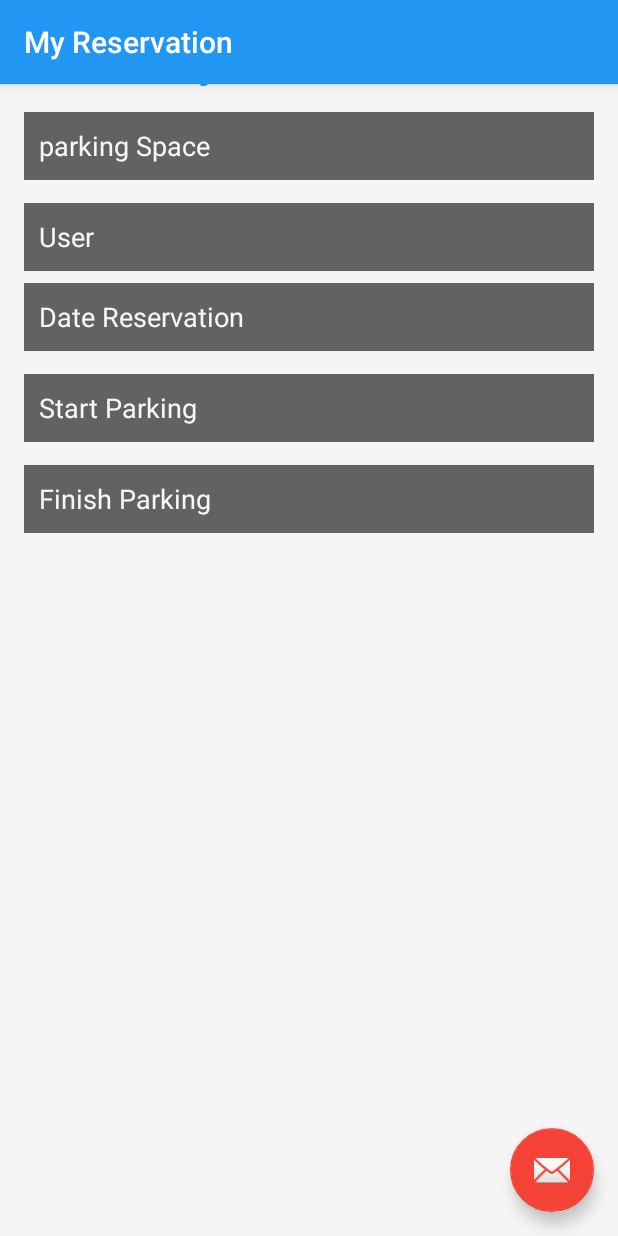
After one commit to emelgarejo/AppParkingReservation, an Android app: the ReservationActivity screen opened directly, with no data from a screen before it, on a phone screen of 412 x 824 dp. The commit adds this screen. Run offline under Robolectric (Android 15) with nearby library versions, the phone set to English and light mode, and no system bars; 1 statement that could not run was skipped.

Commit message:
login implementation se agrego el inciio de activity Reservation

```diff
--- a/app/src/main/java/pe/edu/upc/appparkingreservation/activity/LoginActivity.java
+++ b/app/src/main/java/pe/edu/upc/appparkingreservation/activity/LoginActivity.java
@@ -232,7 +232,7 @@ public class LoginActivity extends AppCompatActivity {
 
             if (success) {
                 //finish();
-                startActivity(new Intent(LoginActivity.this, MapsActivity.class));
+                startActivity(new Intent(LoginActivity.this, MainActivity.class));
             } else {
                 mPasswordView.setError(getString(R.string.error_incorrect_password));
                 mPasswordView.requestFocus();
--- /dev/null
+++ b/app/src/main/java/pe/edu/upc/appparkingreservation/activity/ReservationActivity.java
@@ -0,0 +1,31 @@
+package pe.edu.upc.appparkingreservation.activity;
+
+import android.os.Bundle;
+import android.support.design.widget.FloatingActionButton;
+import android.support.design.widget.Snackbar;
+import android.support.v7.app.AppCompatActivity;
+import android.support.v7.widget.Toolbar;
+import android.view.View;
+
+import pe.edu.upc.appparkingreservation.R;
+
+public class ReservationActivity extends AppCompatActivity {
+
+    @Override
+    protected void onCreate(Bundle savedInstanceState) {
+        super.onCreate(savedInstanceState);
+        setContentView(R.layout.activity_reservation);
+        Toolbar toolbar = (Toolbar) findViewById(R.id.toolbar);
+        setSupportActionBar(toolbar);
+
+        FloatingActionButton fab = (FloatingActionButton) findViewById(R.id.fab);
+        fab.setOnClickListener(new View.OnClickListener() {
+            @Override
+            public void onClick(View view) {
+                Snackbar.make(view, "Replace with your own action", Snackbar.LENGTH_LONG)
+                        .setAction("Action", null).show();
+            }
+        });
+    }
+
+}
--- a/app/src/main/res/drawable/side_nav_bar.xml
+++ b/app/src/main/res/drawable/side_nav_bar.xml
@@ -2,8 +2,8 @@
     android:shape="rectangle">
     <gradient
         android:angle="135"
-        android:centerColor="#4CAF50"
-        android:endColor="#2E7D32"
-        android:startColor="#81C784"
+        android:centerColor="#47a1e1"
+        android:endColor="#416fda"
+        android:startColor="#8bd5f7"
         android:type="linear" />
 </shape>
--- /dev/null
+++ b/app/src/main/res/layout/activity_reservation.xml
@@ -0,0 +1,150 @@
+<?xml version="1.0" encoding="utf-8"?>
+<android.support.design.widget.CoordinatorLayout
+    xmlns:android="http://schemas.android.com/apk/res/android"
+    xmlns:app="http://schemas.android.com/apk/res-auto"
+    xmlns:tools="http://schemas.android.com/tools"
+    android:layout_width="match_parent"
+    android:layout_height="match_parent"
+    android:fitsSystemWindows="true"
+    tools:context="pe.edu.upc.appparkingreservation.activity.ReservationActivity">
+
+    <android.support.design.widget.AppBarLayout
+        android:layout_width="match_parent"
+        android:layout_height="wrap_content"
+        android:theme="@style/AppTheme.AppBarOverlay">
+
+        <android.support.v7.widget.Toolbar
+            android:id="@+id/toolbar"
+            android:layout_width="match_parent"
+            android:layout_height="?attr/actionBarSize"
+            android:background="?attr/colorPrimary"
+            app:popupTheme="@style/AppTheme.PopupOverlay" />
+
+    </android.support.design.widget.AppBarLayout>
+
+    <include layout="@layout/content_reservation" />
+
+    <android.support.design.widget.FloatingActionButton
+        android:id="@+id/fab"
+        android:layout_width="wrap_content"
+        android:layout_height="wrap_content"
+        android:layout_gravity="bottom|end"
+        android:layout_margin="@dimen/fab_margin"
+        android:src="@android:drawable/ic_dialog_email" />
+    <LinearLayout
+        android:layout_width="match_parent"
+        android:layout_height="match_parent"
+        android:background="@color/colorGrey"
+        android:orientation="vertical"
+        android:paddingBottom="@dimen/activity_vertical_margin"
+        android:paddingLeft="@dimen/activity_horizontal_margin"
+        android:paddingRight="@dimen/activity_horizontal_margin"
+        android:paddingTop="@dimen/activity_vertical_margin">
+
+        <ProgressBar
+            android:id="@+id/login_progress"
+            style="?android:attr/progressBarStyleLarge"
+            android:layout_width="wrap_content"
+            android:layout_height="wrap_content"
+            android:layout_gravity="center_horizontal"
+            android:layout_marginBottom="8dp"
+            android:visibility="gone" />
+
+        <ScrollView
+            android:id="@+id/reservation_form"
+            android:layout_width="match_parent"
+            android:layout_height="match_parent">
+
+            <LinearLayout
+                android:id="@+id/my_reservation_form"
+                android:layout_width="match_parent"
+                android:layout_height="match_parent"
+                android:orientation="vertical">
+
+
+                <TextView
+                    android:id="@+id/imageView3"
+                    android:layout_width="wrap_content"
+                    android:layout_height="wrap_content"
+                    android:layout_gravity="center_horizontal"
+                    android:layout_marginTop="5dp"
+                    android:text="My Reservation"
+                    android:textAppearance="?android:attr/textAppearanceMedium"
+                    android:textColor="@color/colorPrimary"
+                    android:textSize="28dp"
+                    android:textStyle="bold" />
+
+                <EditText
+                    android:id="@+id/txtparkingSpaceID"
+                    android:layout_width="match_parent"
+                    android:layout_height="45dp"
+                    android:layout_gravity="center_horizontal"
+                    android:layout_marginTop="15dp"
+                    android:background="@drawable/bg_edittextddd"
+                    android:ems="10"
+                    android:hint="parking Space"
+                    android:inputType="textPersonName"
+                    android:paddingLeft="10dp"
+                    android:textColor="@color/abc_primary_text_material_dark"
+                    android:textColorHint="@color/colorForeWhite" />
+
+                <EditText
+                    android:id="@+id/txtuserID"
+                    android:layout_width="match_parent"
+                    android:layout_height="45dp"
+                    android:layout_gravity="center_horizontal"
+                    android:layout_marginTop="15dp"
+                    android:background="@drawable/bg_edittextddd"
+                    android:ems="10"
+                    android:hint="User"
+                    android:inputType="text"
+                    android:paddingLeft="10dp"
+                    android:textColor="@color/abc_primary_text_material_dark"
+                    android:textColorHint="@color/colorForeWhite" />
+
+                <EditText
+                    android:id="@+id/txtdateReservation"
+                    android:layout_width="match_parent"
+                    android:layout_height="45dp"
+                    android:layout_gravity="center_horizontal"
+                    android:layout_marginTop="8dp"
+                    android:background="@drawable/bg_edittextddd"
+                    android:hint="Date Reservation"
+                    android:inputType="date"
+                    android:paddingLeft="10dp"
+                    android:textColor="@color/abc_primary_text_material_dark"
+                    android:textColorHint="@color/colorForeWhite" />
+
+                <EditText
+                    android:id="@+id/txtstartParking"
+                    android:layout_width="match_parent"
+                    android:layout_height="45dp"
+                    android:layout_gravity="center_horizontal"
+                    android:layout_marginTop="15dp"
+                    android:background="@drawable/bg_edittextddd"
+                    android:ems="10"
+                    android:hint="Start Parking"
+                    android:inputType="text"
+                    android:paddingLeft="10dp"
+                    android:textColor="@color/abc_primary_text_material_dark"
+                    android:textColorHint="@color/colorForeWhite" />
+
+                <EditText
+                    android:id="@+id/txtfinishParking"
+                    android:layout_width="match_parent"
+                    android:layout_height="45dp"
+                    android:layout_gravity="center_horizontal"
+                    android:layout_marginTop="15dp"
+                    android:background="@drawable/bg_edittextddd"
+                    android:ems="10"
+                    android:hint="Finish Parking"
+                    android:inputType="text"
+                    android:paddingLeft="10dp"
+                    android:textColor="@color/abc_primary_text_material_dark"
+                    android:textColorHint="@color/colorForeWhite" />
+
+            </LinearLayout>
+        </ScrollView>
+    </LinearLayout>
+
+</android.support.design.widget.CoordinatorLayout>
--- a/app/src/main/res/layout/content_basic.xml
+++ b/app/src/main/res/layout/content_reservation.xml
@@ -9,7 +9,7 @@
     android:paddingRight="@dimen/activity_horizontal_margin"
     android:paddingTop="@dimen/activity_vertical_margin"
     app:layout_behavior="@string/appbar_scrolling_view_behavior"
-    tools:context="pe.edu.upc.appparkingreservation.activity.BasicActivity"
-    tools:showIn="@layout/activity_basic">
+    tools:context="pe.edu.upc.appparkingreservation.activity.ReservationActivity"
+    tools:showIn="@layout/activity_reservation">
 
 </RelativeLayout>
--- a/app/src/main/res/values/strings.xml
+++ b/app/src/main/res/values/strings.xml
@@ -46,5 +46,6 @@
     <string name="label_totalPrice">Total:</string>
 
     <string name="title_register">Registrar</string>
+    <string name="title_activity_reservation">My Reservation</string>
 
 </resources>
```
Also changed, not shown: app/src/main/AndroidManifest.xml (+10 -6 lines), app/src/main/java/pe/edu/upc/appparkingreservation/model/Reservation.java (added, +45 -0 lines), app/src/main/res/layout/activity_main.xml (+14 -24 lines), app/src/main/res/layout/app_bar_main.xml (+4 -3 lines), app/src/main/res/layout/nav_header_main.xml (+11 -12 lines), app/src/main/res/menu/activity_main_drawer.xml (added, +40 -0 lines).
